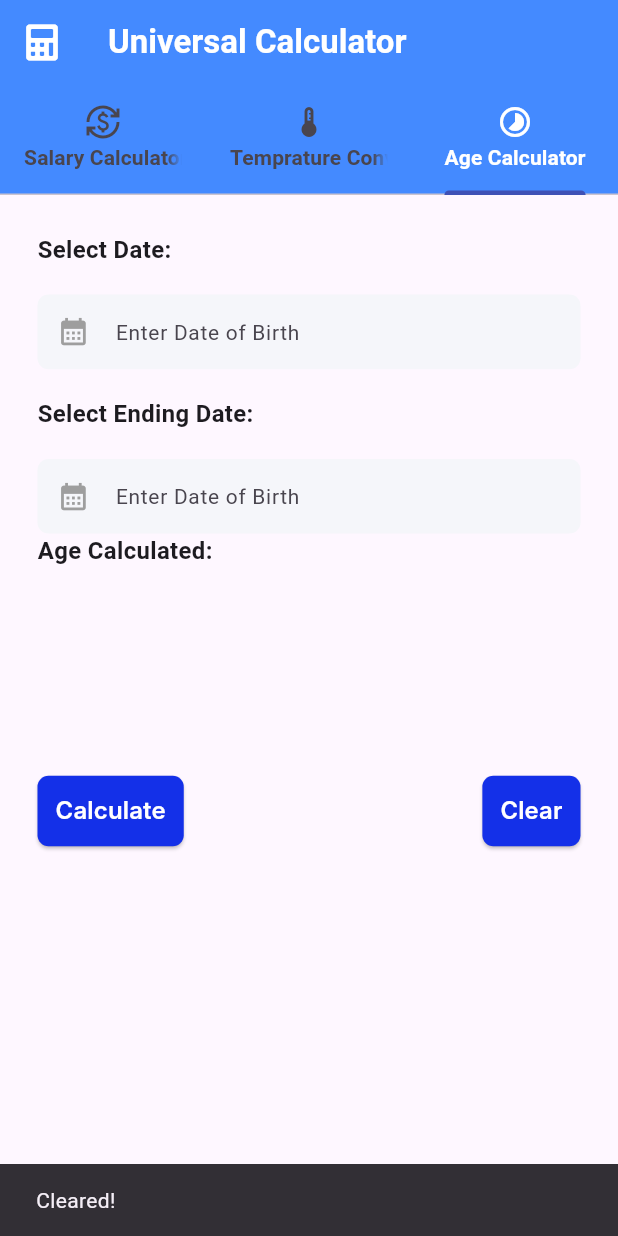
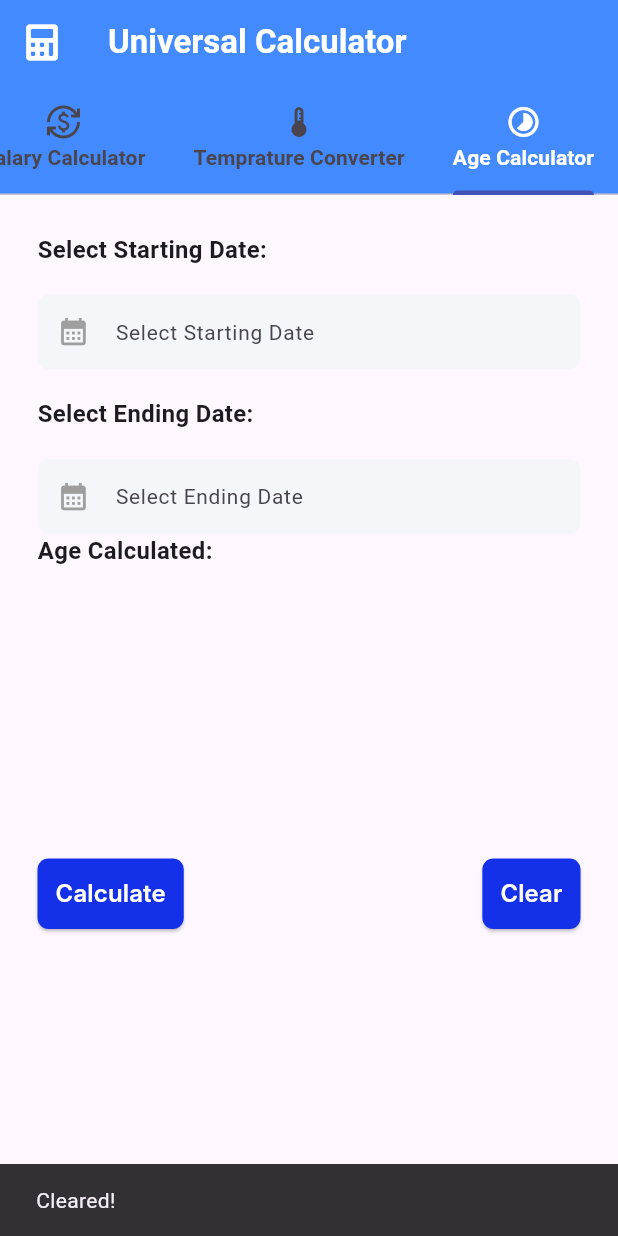
Before and after one commit to shaami30111/salary_calculator_app, a Flutter app: the screen it shows after launch, tab 3 chosen, after a tap on "Clear", on a phone screen of 412 x 824 dp. Run offline on Flutter 3.47's test engine with Material 2 defaults, Android fonts, the phone set to English and light mode, and no system bars; our stand-ins replace flutter_screenutil, fluttericon; missing offline and left inert: age_calculator; Roboto replaces fonts that are missing (Inter).

Commit message:
modified:   lib/pages/salary_cal.dart

```diff
--- a/lib/pages/salary_cal.dart
+++ b/lib/pages/salary_cal.dart
@@ -30,6 +30,11 @@ class _SalaryCalState extends State<SalaryCal> {
   String sourceUnit = 'Select Unit';
   String targetUnit = 'Select Unit';
   String age1 = '';
+  String age2 = '';
+  String age3 = '';
+  String age4 = '';
+  String age5 = '';
+
   String formattedDate = '';
   String endformattedDate = '';
 
@@ -67,6 +72,7 @@ class _SalaryCalState extends State<SalaryCal> {
             ),
           ),
           bottom: const TabBar(
+            isScrollable: true,
             indicatorColor: Colors.indigo,
             labelColor: Colors.white,
             labelStyle: TextStyle(
@@ -548,7 +554,7 @@ class _SalaryCalState extends State<SalaryCal> {
                     crossAxisAlignment: CrossAxisAlignment.start,
                     children: [
                       Text(
-                        "Select Date:",
+                        "Select Starting Date:",
                         style: TextStyle(
                           fontSize: 16.sp,
                           fontWeight: FontWeight.w700,
@@ -587,7 +593,7 @@ class _SalaryCalState extends State<SalaryCal> {
                             ),
                             filled: true,
                             fillColor: textField,
-                            hintText: "Enter Date of Birth",
+                            hintText: "Select Starting Date",
                             prefixIcon: Icon(
                               Icons.calendar_month,
                               size: 22.sp,
@@ -672,7 +678,7 @@ class _SalaryCalState extends State<SalaryCal> {
                             ),
                             filled: true,
                             fillColor: textField,
-                            hintText: "Enter Date of Birth",
+                            hintText: "Select Ending Date",
                             prefixIcon: Icon(
                               Icons.calendar_month,
                               size: 22.sp,
@@ -729,7 +735,7 @@ class _SalaryCalState extends State<SalaryCal> {
                         height: 10.h,
                       ),
                       Container(
-                        height: 120.h,
+                        height: 180.h,
                         width: 380.w,
                         padding: EdgeInsets.all(8),
                         child: Column(
@@ -744,7 +750,31 @@ class _SalaryCalState extends State<SalaryCal> {
                               ),
                             ),
                             Text(
-                              age1,
+                              age2,
+                              style: TextStyle(
+                                fontSize: 16.sp,
+                                color: Colors.red[600],
+                                fontWeight: FontWeight.w800,
+                              ),
+                            ),
+                            Text(
+                              age3,
+                              style: TextStyle(
+                                fontSize: 16.sp,
+                                color: Colors.red[600],
+                                fontWeight: FontWeight.w800,
+                              ),
+                            ),
+                            Text(
+                              age4,
+                              style: TextStyle(
+                                fontSize: 16.sp,
+                                color: Colors.red[600],
+                                fontWeight: FontWeight.w800,
+                              ),
+                            ),
+                            Text(
+                              age5,
                               style: TextStyle(
                                 fontSize: 16.sp,
                                 color: Colors.red[600],
@@ -764,6 +794,7 @@ class _SalaryCalState extends State<SalaryCal> {
                             onPressed: () {
                               if (pickedDateF != null && pickedDateL != null) {
                                 ageCalOne(formattedDate, endformattedDate);
+                                ageCalAll(pickedDateF, pickedDateL);
                               } else {
                                 ScaffoldMessenger.of(context).showSnackBar(
                                   SnackBar(
@@ -800,6 +831,10 @@ class _SalaryCalState extends State<SalaryCal> {
                               pickedDateF = null;
                               pickedDateL = null;
                               age1 = '';
+                              age2 = '';
+                              age3 = '';
+                              age4 = '';
+                              age5 = '';
 
                               setState(() {});
                               ScaffoldMessenger.of(context).showSnackBar(
@@ -909,5 +944,13 @@ class _SalaryCalState extends State<SalaryCal> {
     setState(() {});
   }
 
-  void ageCalAll() {}
+  void ageCalAll(DateTime? start, DateTime? end) {
+    Duration diff = end!.difference(start!);
+
+    age2 = (diff.inDays).toString() + " Days ";
+    age3 = (diff.inHours).toString() + " Hours ";
+    age4 = (diff.inMinutes).toString() + " Minutes ";
+    age5 = (diff.inSeconds).toString() + " Seconds ";
+    setState(() {});
+  }
 }
```
